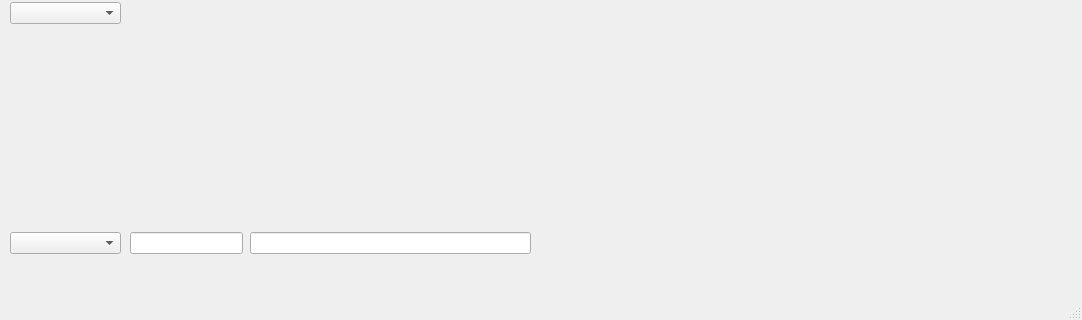
GiteZz/FolderFilter, file mainwindow.ui: the form before one commit; both pictures show x 0 to 1082 and y 475 to 795 of the 1082 by 795 pixel window.
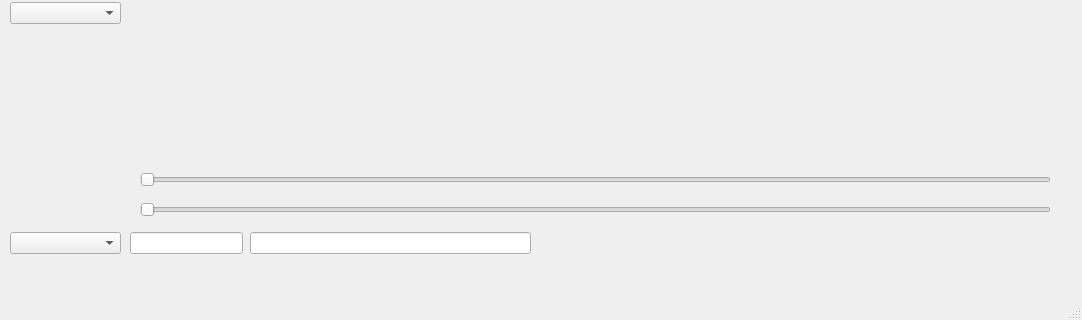
The form after the commit.

What changed in the file:
```diff
--- a/mainwindow.ui
+++ b/mainwindow.ui
@@ -104,8 +104,8 @@
    <widget class="QLabel" name="imageLabel">
     <property name="geometry">
      <rect>
-      <x>150</x>
-      <y>30</y>
+      <x>140</x>
+      <y>50</y>
       <width>901</width>
       <height>551</height>
      </rect>
@@ -134,6 +134,43 @@
      </rect>
     </property>
    </widget>
+   <widget class="QSlider" name="volumeSlider">
+    <property name="geometry">
+     <rect>
+      <x>140</x>
+      <y>660</y>
+      <width>911</width>
+      <height>16</height>
+     </rect>
+    </property>
+    <property name="orientation">
+     <enum>Qt::Horizontal</enum>
+    </property>
+   </widget>
+   <widget class="QSlider" name="timeSlider">
+    <property name="geometry">
+     <rect>
+      <x>140</x>
+      <y>630</y>
+      <width>911</width>
+      <height>16</height>
+     </rect>
+    </property>
+    <property name="orientation">
+     <enum>Qt::Horizontal</enum>
+    </property>
+   </widget>
+   <widget class="QWidget" name="verticalLayoutWidget_5">
+    <property name="geometry">
+     <rect>
+      <x>139</x>
+      <y>39</y>
+      <width>911</width>
+      <height>571</height>
+     </rect>
+    </property>
+    <layout class="QVBoxLayout" name="videoLayout"/>
+   </widget>
   </widget>
   <widget class="QMenuBar" name="menuBar">
    <property name="geometry">
```
Left out of the diff: 2 changed lines with no effect on the pictures.
